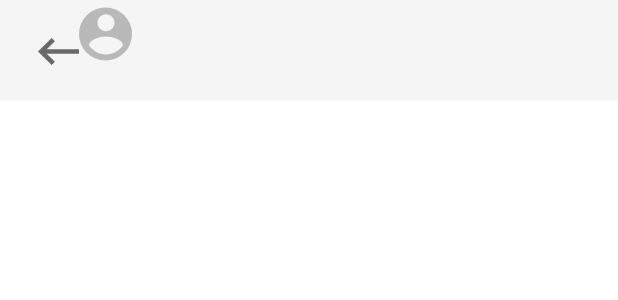
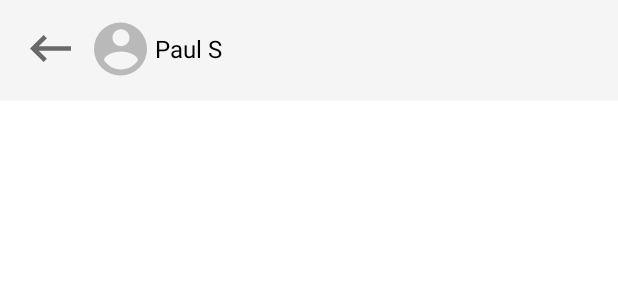
Before and after one commit to JessicaS97/CollabAndroid, an Android app: the layout message_chat.xml on its own in the app's theme, with its tools: preview values and no code run, on a phone screen of 412 x 824 dp. Shown: the top 300 px of the screen. Run offline under Robolectric (Android 15) with nearby library versions, the phone set to English and light mode, and no system bars; Roboto replaces fonts that are not available here.

Commit message:
message chat

```diff
--- a/app/src/main/res/layout/message_chat.xml
+++ b/app/src/main/res/layout/message_chat.xml
@@ -19,12 +19,16 @@
         app:layout_constraintStart_toStartOf="parent"
         app:layout_constraintTop_toTopOf="parent">
 
+        <LinearLayout
+            android:layout_width="wrap_content"
+            android:layout_height="wrap_content"
+            android:layout_marginTop="10dp"
+            android:layout_marginLeft="20dp"
+            android:gravity="center">
+
             <ImageView
                 android:layout_width="27dp"
                 android:layout_height="18dp"
-            android:layout_marginStart="25dp"
-            android:layout_marginLeft="25dp"
-            android:layout_marginTop="25dp"
                 android:clickable="true"
                 android:duplicateParentState="true"
                 android:onClick="goBackToMessagesPage"
@@ -35,12 +39,18 @@
             <de.hdodenhof.circleimageview.CircleImageView
                 android:layout_width="35dp"
                 android:layout_height="wrap_content"
+                android:layout_marginLeft="15dp"
                 android:src="@drawable/profile_empty_icon" />
 
             <TextView
                 android:layout_width="wrap_content"
-            android:layout_height="wrap_content" />
+                android:layout_height="wrap_content"
+                android:layout_marginLeft="5dp"
+                android:text="Paul S"
+                android:textColor="@color/black"
+                android:textSize="16dp"/>
 
+        </LinearLayout>
     </LinearLayout>
 
     <androidx.recyclerview.widget.RecyclerView
```
Lines whose indentation alone changed are shown as unchanged.
